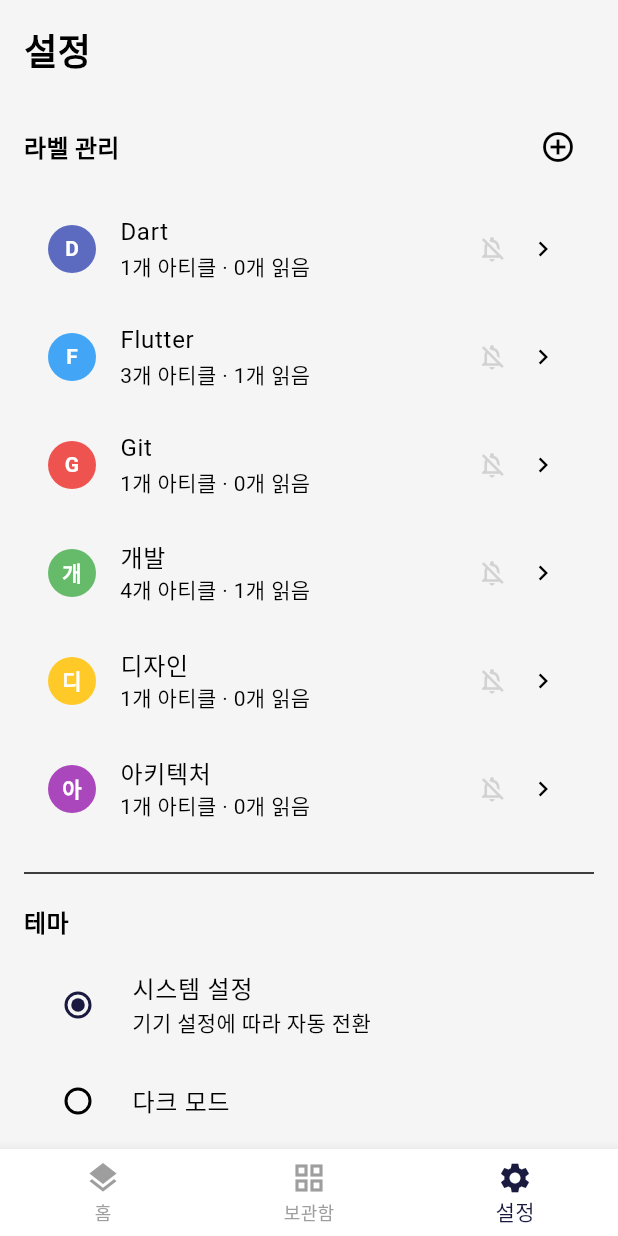
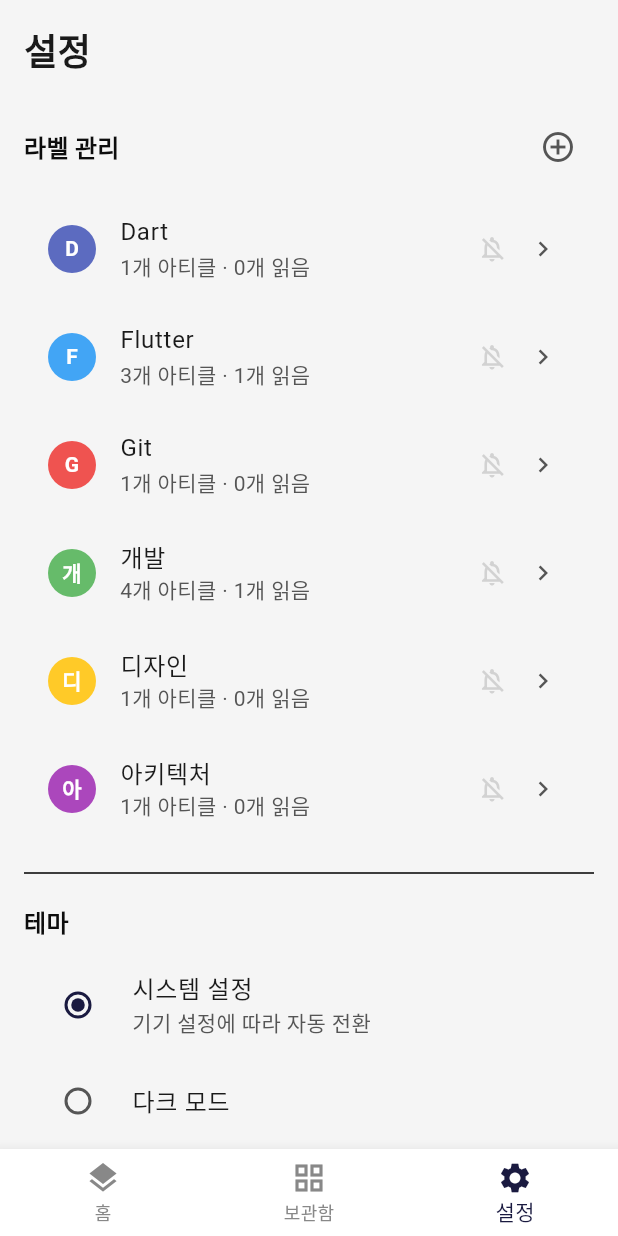
Before and after one commit to vljh246v/clib, a Flutter app: the screen it shows after launch, item 3 of the bottom bar chosen, on a phone screen of 412 x 824 dp. Run offline on Flutter 3.47's test engine with Material 3 defaults, Android fonts, the phone set to English and light mode, and no system bars; our stand-ins replace flutter_card_swiper, flutter_local_notifications, hive, hive_flutter, timezone; accounts and stored records are empty; network calls fail.

Commit message:
fix icon

```diff
--- a/lib/services/database_service.dart
+++ b/lib/services/database_service.dart
@@ -1,4 +1,5 @@
-import 'package:flutter/material.dart';
+import 'dart:io' as io;
+import 'package:flutter/services.dart';
 import 'package:hive_flutter/hive_flutter.dart';
 import 'package:clib/models/article.dart';
 import 'package:clib/models/label.dart';
@@ -6,6 +7,7 @@ import 'package:clib/models/label.dart';
 class DatabaseService {
   static const _boxName = 'articles';
   static const _labelBoxName = 'labels';
+  static const _channel = MethodChannel('com.clib.clib/share');
 
   static Future<void> init() async {
     await Hive.initFlutter();
@@ -84,6 +86,7 @@ class DatabaseService {
       ..colorValue = color.toARGB32()
       ..createdAt = DateTime.now();
     await _labelBox.add(label);
+    await syncLabelsToAppGroup();
     return label;
   }
 
@@ -118,6 +121,7 @@ class DatabaseService {
     }
 
     await label.save();
+    await syncLabelsToAppGroup();
   }
 
   // 라벨 삭제
@@ -129,6 +133,20 @@ class DatabaseService {
       }
     }
     await label.delete();
+    await syncLabelsToAppGroup();
+  }
+
+  // iOS Share Extension용 라벨 동기화
+  static Future<void> syncLabelsToAppGroup() async {
+    if (!io.Platform.isIOS) return;
+    try {
+      final payload = _labelBox.values
+          .map((l) => {'name': l.name, 'colorValue': l.colorValue})
+          .toList();
+      await _channel.invokeMethod('syncLabels', payload);
+    } on PlatformException {
+      // 무시
+    }
   }
 
   // 라벨 이름으로 Label 객체 찾기
--- a/lib/services/share_service.dart
+++ b/lib/services/share_service.dart
@@ -1,3 +1,4 @@
+import 'dart:convert';
 import 'dart:io' as io;
 import 'package:flutter/services.dart';
 import 'package:clib/models/article.dart';
@@ -47,7 +48,10 @@ class ShareService {
   }
 
   /// URL을 스크래핑하여 Article로 저장
-  static Future<Article?> processAndSave(String url) async {
+  static Future<Article?> processAndSave(
+    String url, {
+    List<String> labels = const [],
+  }) async {
     final ogData = await ScrapingService.scrape(url);
 
     final article = Article()
@@ -55,12 +59,20 @@ class ShareService {
       ..title = ogData.title
       ..thumbnailUrl = ogData.imageUrl
       ..platform = classifyPlatform(url)
-      ..topicLabels = []
+      ..topicLabels = List<String>.from(labels)
       ..isRead = false
       ..createdAt = DateTime.now();
 
     await DatabaseService.saveArticle(article);
     return article;
+  }
+
+  /// 안드로이드: 공유된 URL만 반환 (저장하지 않음)
+  static Future<String?> getPendingShareURL() async {
+    if (!io.Platform.isAndroid) return null;
+    final text = await getSharedTextFromIntent();
+    if (text == null) return null;
+    return extractURL(text);
   }
 
   /// 앱 시작 시 또는 포그라운드 복귀 시 호출
@@ -74,11 +86,20 @@ class ShareService {
         }
       }
     } else if (io.Platform.isIOS) {
-      final urls = await getSharedURLsFromAppGroup();
-      for (final url in urls) {
-        await processAndSave(url);
+      final items = await getSharedURLsFromAppGroup();
+      for (final item in items) {
+        // JSON 형식: {"url":"...","labels":["..."]} 또는 plain URL
+        try {
+          final map = jsonDecode(item) as Map<String, dynamic>;
+          final url = map['url'] as String;
+          final labels = (map['labels'] as List?)?.cast<String>() ?? [];
+          await processAndSave(url, labels: labels);
+        } catch (_) {
+          // 구버전 plain URL 호환
+          await processAndSave(item);
+        }
       }
-      if (urls.isNotEmpty) {
+      if (items.isNotEmpty) {
         await clearSharedURLs();
       }
     }
--- a/lib/theme/app_theme.dart
+++ b/lib/theme/app_theme.dart
@@ -21,16 +21,30 @@ class AppTheme {
       brightness: Brightness.dark,
       scaffoldBackgroundColor: AppColors.darkBg,
       colorScheme: const ColorScheme.dark(
-        primary: AppColors.deepIndigo,
+        primary: Color(0xFF7986CB),       // 다크 배경에서 읽기 좋은 인디고
+        onPrimary: Colors.white,
         secondary: AppColors.neonGreen,
+        onSecondary: Colors.black,
         error: AppColors.softCoral,
+        onError: Colors.white,
         surface: AppColors.darkSurface,
+        onSurface: Color(0xFFE8E8E8),     // 밝은 텍스트
+        onSurfaceVariant: Color(0xFFB0B0B0),
+      ),
+      textTheme: const TextTheme(
+        bodyLarge: TextStyle(color: Color(0xFFE8E8E8)),
+        bodyMedium: TextStyle(color: Color(0xFFE8E8E8)),
+        bodySmall: TextStyle(color: Color(0xFFB0B0B0)),
+        titleLarge: TextStyle(color: Colors.white),
+        titleMedium: TextStyle(color: Colors.white),
+        titleSmall: TextStyle(color: Color(0xFFE8E8E8)),
       ),
       bottomNavigationBarTheme: const BottomNavigationBarThemeData(
         backgroundColor: AppColors.darkSurface,
         selectedItemColor: AppColors.neonGreen,
-        unselectedItemColor: Colors.grey,
+        unselectedItemColor: Color(0xFF888888),
       ),
+      dividerColor: Color(0xFF2E2E2E),
       useMaterial3: true,
     );
   }
@@ -41,15 +55,29 @@ class AppTheme {
       scaffoldBackgroundColor: AppColors.lightBg,
       colorScheme: const ColorScheme.light(
         primary: AppColors.deepIndigo,
-        secondary: AppColors.neonGreen,
+        onPrimary: Colors.white,
+        secondary: Color(0xFF2DBF0F),     // 라이트 모드에서 더 진한 녹색
+        onSecondary: Colors.white,
         error: AppColors.softCoral,
+        onError: Colors.white,
         surface: AppColors.lightSurface,
+        onSurface: Color(0xFF1A1A1A),
+        onSurfaceVariant: Color(0xFF555555),
+      ),
+      textTheme: const TextTheme(
+        bodyLarge: TextStyle(color: Color(0xFF1A1A1A)),
+        bodyMedium: TextStyle(color: Color(0xFF1A1A1A)),
+        bodySmall: TextStyle(color: Color(0xFF555555)),
+        titleLarge: TextStyle(color: Color(0xFF0D0D0D)),
+        titleMedium: TextStyle(color: Color(0xFF0D0D0D)),
+        titleSmall: TextStyle(color: Color(0xFF1A1A1A)),
       ),
       bottomNavigationBarTheme: const BottomNavigationBarThemeData(
         backgroundColor: AppColors.lightSurface,
         selectedItemColor: AppColors.deepIndigo,
-        unselectedItemColor: Colors.grey,
+        unselectedItemColor: Color(0xFF888888),
       ),
+      dividerColor: Color(0xFFE0E0E0),
       useMaterial3: true,
     );
   }
```
Also changed, not shown: lib/main.dart (+18 -4 lines), lib/widgets/share_label_sheet.dart (added, +158 -0 lines), 3 other files.
